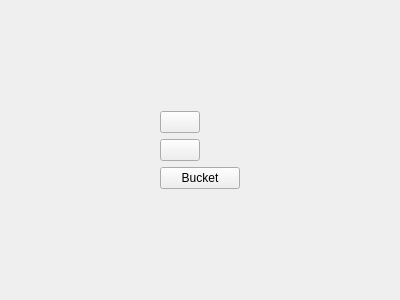
First picture: the form in ui/toolpane.ui, repository University-of-Utah-CS3505/a5-sprite-editor-f25-leomartinez47, before the edit.
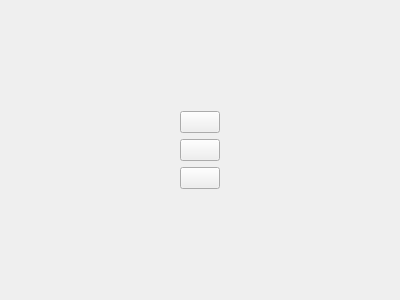
Second picture: the form after the edit.

```diff
--- a/ui/toolpane.ui
+++ b/ui/toolpane.ui
@@ -75,7 +75,7 @@
           <enum>Qt::NoFocus</enum>
          </property>
          <property name="text">
-          <string>Bucket</string>
+          <string/>
          </property>
         </widget>
        </item>
```
